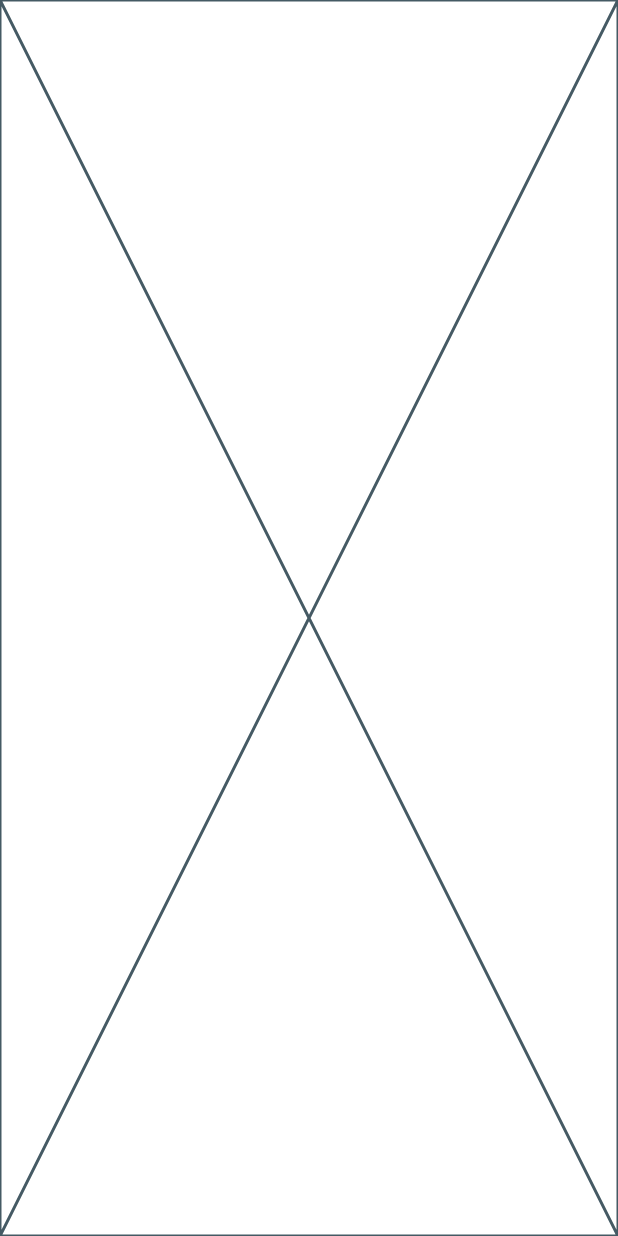
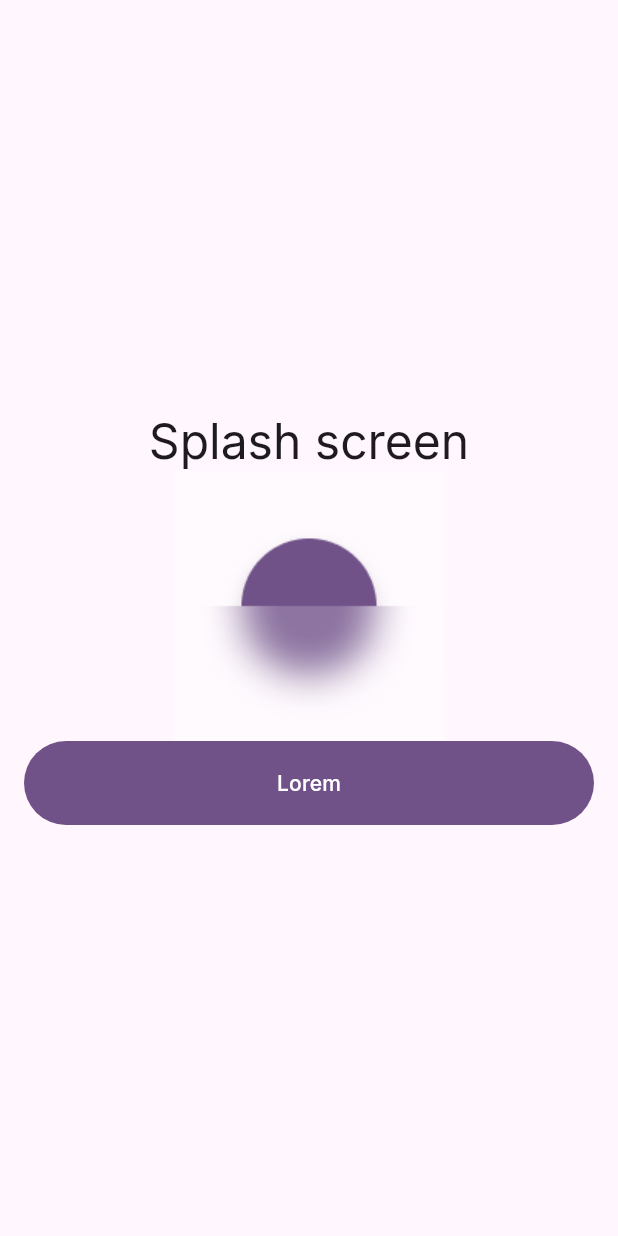
Before and after one commit to thiagouxdev/flutter_eCommerce_app, a Flutter app: the screen it shows after launch, on a phone screen of 412 x 824 dp. Run offline on Flutter 3.47's test engine with Material 3 defaults, Android fonts, the phone set to English and light mode, and no system bars; our stand-ins replace google_fonts.

Commit message:
custom_text criado

```diff
--- a/lib/feutures/authentication/page/splash_screen.dart
+++ b/lib/feutures/authentication/page/splash_screen.dart
@@ -1,3 +1,5 @@
+import 'package:app_ecommerce/common/widgets/custom_text.dart';
+import 'package:app_ecommerce/utils/constants/image_strings.dart';
 import 'package:flutter/material.dart';
 
 class SplashScreen extends StatelessWidget {
@@ -5,6 +7,34 @@ class SplashScreen extends StatelessWidget {
 
   @override
   Widget build(BuildContext context) {
-    return const Placeholder();
+    final imagePath = TImgLogo.getImagePath(context);
+    return Scaffold(
+      body: Center(
+        child: Column(
+          mainAxisAlignment: MainAxisAlignment.center,
+          children: <Widget>[
+            CustomText.headlineLarge('Splash screen'),
+            ImgLogo(imagePath: imagePath),
+            Padding(
+              padding: const EdgeInsets.symmetric(horizontal: 16),
+              child: SizedBox(
+                  child: FilledButton(
+                      onPressed: () {}, child: const Text("Lorem"))),
+            ),
+          ],
+        ),
+      ),
+    );
   }
 }
+
+class ImgLogo extends StatelessWidget {
+  final String imagePath;
+
+  const ImgLogo({required this.imagePath, super.key});
+
+  @override
+  Widget build(BuildContext context) {
+    return Image.asset(imagePath);
+  }
+}
--- a/lib/utils/constants/image_strings.dart
+++ b/lib/utils/constants/image_strings.dart
@@ -1,5 +1,12 @@
-class TImages {
-  // App Logos
+import 'package:flutter/material.dart';
+
+class TImgLogo {
   static const String appLogoDark = "assets/logos/logo-splash-dark.png";
   static const String appLogoLight = "assets/logos/logo-splash-light.png";
+
+  static String getImagePath(BuildContext context) {
+    return Theme.of(context).brightness == Brightness.dark
+        ? appLogoDark
+        : appLogoLight;
+  }
 }
```
Also changed, not shown: lib/common/widgets/custom_text.dart (added, +100 -0 lines).
